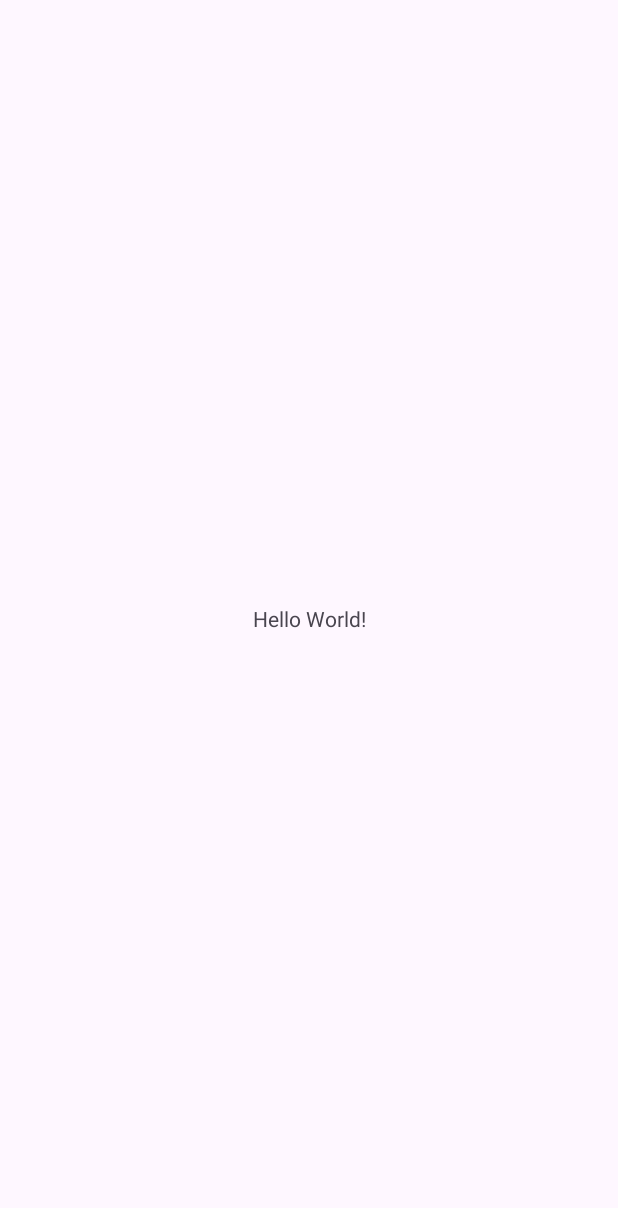
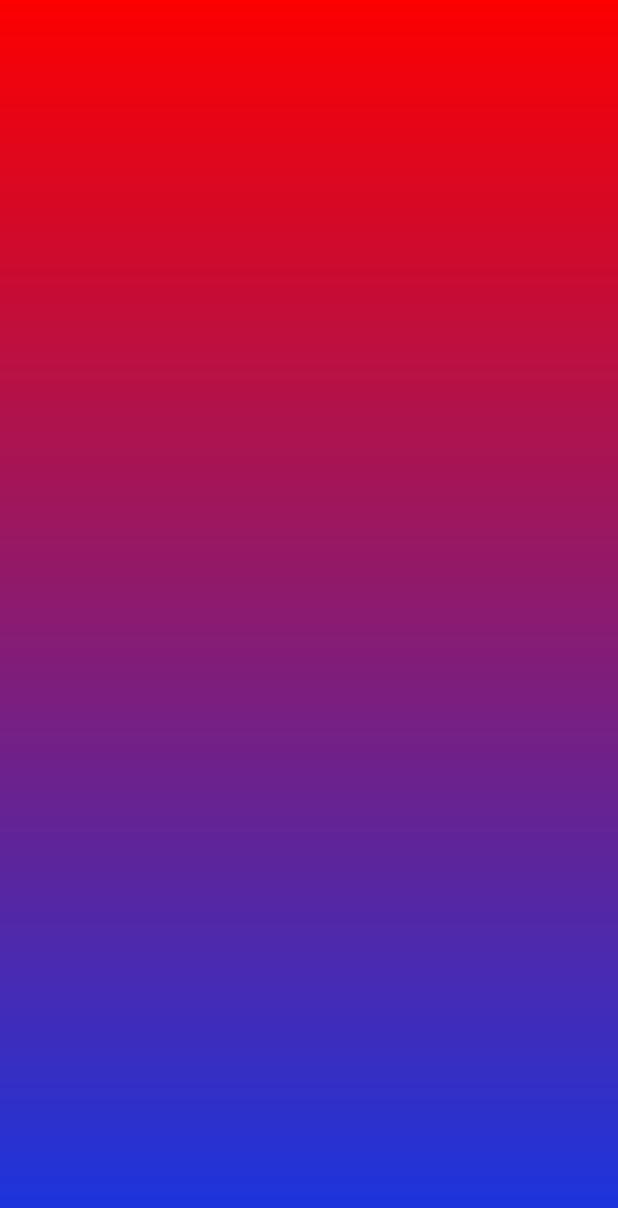
Before and after one commit to Tapendu1bakuli/loginViewWithSocialSignInButton, an Android app: the screen it shows after launch (MainActivity), on a phone screen of 412 x 824 dp. Before the commit the part shown is almost empty. Shown: the top 1208 px of the screen. Run offline under Robolectric (Android 15) with nearby library versions, the phone set to English and light mode, and no system bars.

Commit message:
set background xml

```diff
--- /dev/null
+++ b/app/src/main/res/drawable/login_background.xml
@@ -0,0 +1,8 @@
+<?xml version="1.0" encoding="utf-8"?>
+<shape xmlns:android="http://schemas.android.com/apk/res/android">
+
+    <gradient android:type="linear" android:angle="100"
+        android:startColor="#FD0000"
+        android:endColor="#FD1534E1"
+        />
+</shape>
--- a/app/src/main/res/layout/activity_main.xml
+++ b/app/src/main/res/layout/activity_main.xml
@@ -1,19 +1,12 @@
 <?xml version="1.0" encoding="utf-8"?>
-<androidx.constraintlayout.widget.ConstraintLayout xmlns:android="http://schemas.android.com/apk/res/android"
-    xmlns:app="http://schemas.android.com/apk/res-auto"
+<RelativeLayout xmlns:android="http://schemas.android.com/apk/res/android"
     xmlns:tools="http://schemas.android.com/tools"
     android:id="@+id/main"
     android:layout_width="match_parent"
     android:layout_height="match_parent"
+    android:background="@drawable/login_background"
     tools:context=".MainActivity">
 
-    <TextView
-        android:layout_width="wrap_content"
-        android:layout_height="wrap_content"
-        android:text="Hello World!"
-        app:layout_constraintBottom_toBottomOf="parent"
-        app:layout_constraintEnd_toEndOf="parent"
-        app:layout_constraintStart_toStartOf="parent"
-        app:layout_constraintTop_toTopOf="parent" />
 
-</androidx.constraintlayout.widget.ConstraintLayout>
+
+</RelativeLayout>
```
